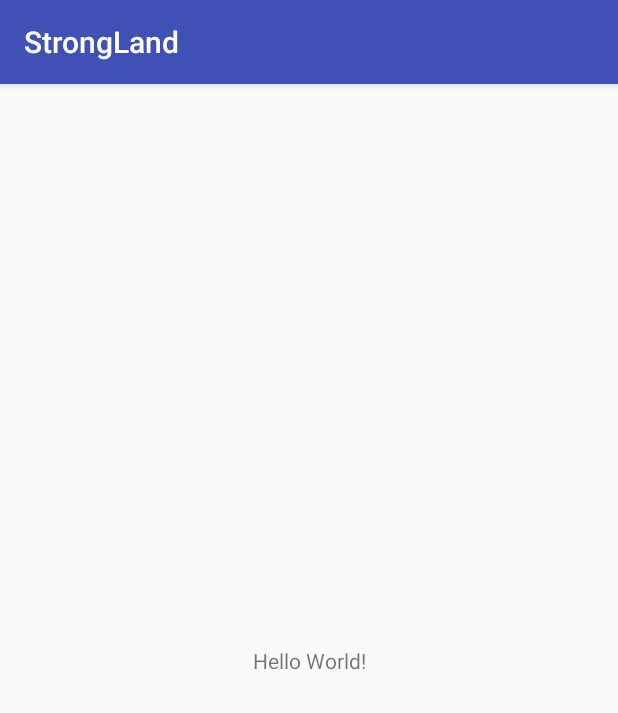
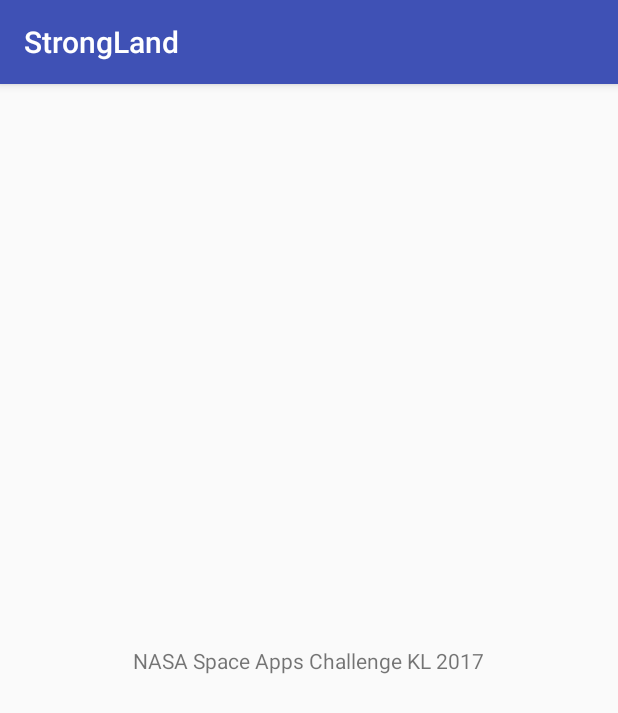
Before and after one commit to GeraldoAligoey/StrongLand, an Android app: the screen it shows after launch (MainActivity), on a phone screen of 412 x 824 dp. Shown: the top 713 px of the screen. Run offline under Robolectric (Android 15) with nearby library versions, the phone set to English and light mode, and no system bars.

Commit message:
changed text for testing

```diff
--- a/app/src/main/res/layout/activity_main.xml
+++ b/app/src/main/res/layout/activity_main.xml
@@ -9,7 +9,7 @@
     <TextView
         android:layout_width="wrap_content"
         android:layout_height="wrap_content"
-        android:text="Hello World!"
+        android:text="NASA Space Apps Challenge KL 2017"
         app:layout_constraintBottom_toBottomOf="parent"
         app:layout_constraintLeft_toLeftOf="parent"
         app:layout_constraintRight_toRightOf="parent"
```
